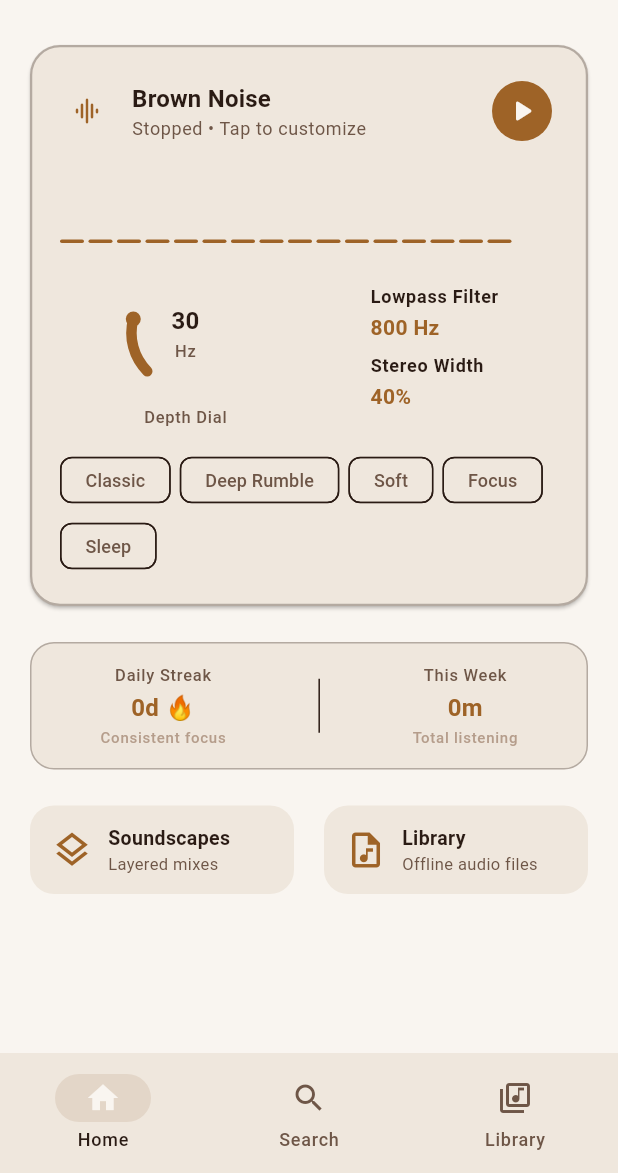
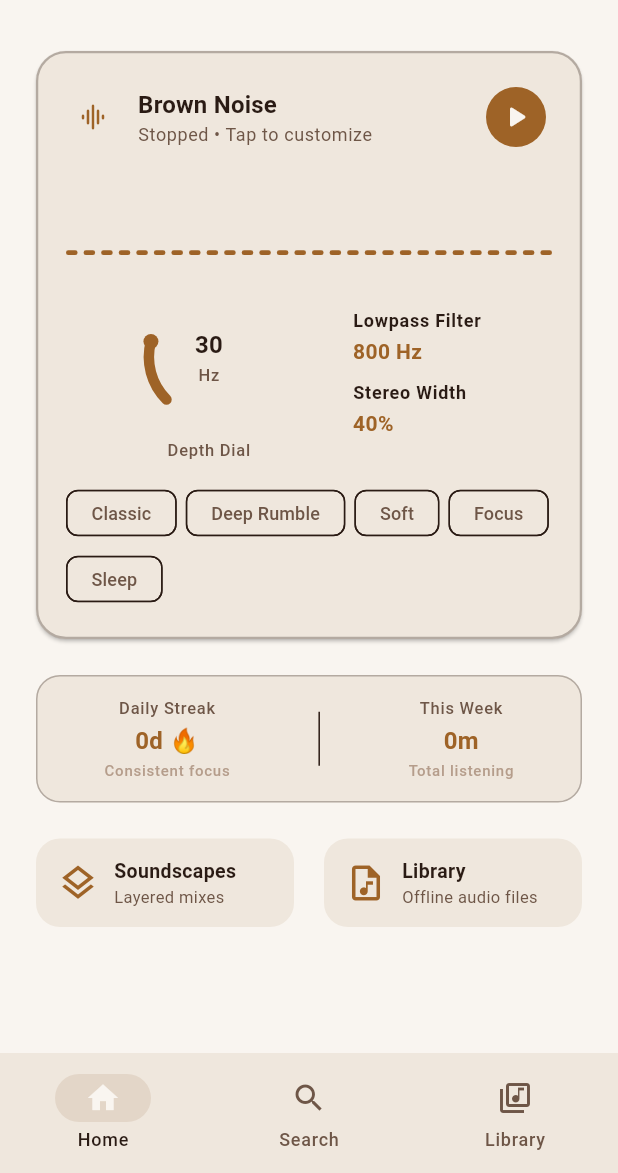
Before and after one commit to SaisreenathV/Mocha, a Flutter app: the screen it shows after launch, on a phone screen of 412 x 824 dp, the part 63-1236 px from its top. Run offline on Flutter 3.47's test engine with Material 3 defaults, Android fonts, the phone set to English and light mode, and no system bars; our stand-ins replace audio_service, drift, file_picker, flutter_riverpod, go_router, permission_handler; missing offline and left inert: audio_metadata_reader, audio_session, desktop_drop, flutter_soloud, tray_manager, window_manager; accounts and stored records are empty; generated files the repository leaves out were written again; statements that could not run were skipped.

Commit message:
fix(ui): resolve widescreen desktop scaling and center spectrum visualizer
- lib/features/noise/widgets/real_spectrum_visualizer.dart: dynamically size and center FFT magnitude bars across canvas
- lib/features/home/home_screen.dart: apply maxWidth: 860 constraint and center DepthDial layout
- lib/platform/linux_tray_service.dart: set default 1020x720 centered desktop window options

```diff
--- a/lib/features/home/home_screen.dart
+++ b/lib/features/home/home_screen.dart
@@ -50,9 +50,12 @@ class HomeScreen extends ConsumerWidget {
           ),
         ],
       ),
-      body: ListView(
-        padding: const EdgeInsets.symmetric(horizontal: 16.0, vertical: 12.0),
-        children: [
+      body: Center(
+        child: ConstrainedBox(
+          constraints: const BoxConstraints(maxWidth: 860),
+          child: ListView(
+            padding: const EdgeInsets.symmetric(horizontal: 20.0, vertical: 16.0),
+            children: [
           // Hero Brown Noise Card
           Hero(
             tag: 'brown_noise_card',
@@ -140,14 +143,14 @@ class HomeScreen extends ConsumerWidget {
                         RealSpectrumVisualizer(
                           params: noiseState.params,
                           isPlaying: noiseState.isPlaying,
-                          numBands: 16,
-                          height: 48,
+                          numBands: 28,
+                          height: 52,
                         ),
-                        const SizedBox(height: 16),
+                        const SizedBox(height: 20),
 
-                        // Depth Dial & Cutoff summary row
+                        // Depth Dial & Cutoff summary row (balanced centered layout)
                         Row(
-                          mainAxisAlignment: MainAxisAlignment.spaceAround,
+                          mainAxisAlignment: MainAxisAlignment.center,
                           children: [
                             Column(
                               children: [
@@ -155,11 +158,11 @@ class HomeScreen extends ConsumerWidget {
                                   label: 'Rumble depth: ${noiseState.params.depth.toStringAsFixed(0)} Hertz',
                                   child: DepthDial(
                                     value: noiseState.params.depth,
-                                    size: 88,
+                                    size: 96,
                                     onChanged: (v) => noiseCtrl.updateParam((p) => p.copyWith(depth: v)),
                                   ),
                                 ),
-                                const SizedBox(height: 4),
+                                const SizedBox(height: 6),
                                 Text(
                                   'Depth Dial',
                                   style: textTheme.labelSmall?.copyWith(
@@ -168,6 +171,7 @@ class HomeScreen extends ConsumerWidget {
                                 ),
                               ],
                             ),
+                            const SizedBox(width: 48),
                             Column(
                               crossAxisAlignment: CrossAxisAlignment.start,
                               children: [
@@ -185,7 +189,7 @@ class HomeScreen extends ConsumerWidget {
                                     fontWeight: FontWeight.bold,
                                   ),
                                 ),
-                                const SizedBox(height: 8),
+                                const SizedBox(height: 10),
                                 Text(
                                   'Stereo Width',
                                   style: textTheme.labelMedium?.copyWith(
@@ -296,8 +300,10 @@ class HomeScreen extends ConsumerWidget {
           const SizedBox(height: 80),
         ],
       ),
-    );
-  }
+    ),
+  ),
+);
+}
 }
 
 class _StatColumn extends StatelessWidget {
```
Also changed, not shown: lib/features/noise/widgets/real_spectrum_visualizer.dart (+7 -4 lines), lib/platform/linux_tray_service.dart (+12 -0 lines), 6 other files.
